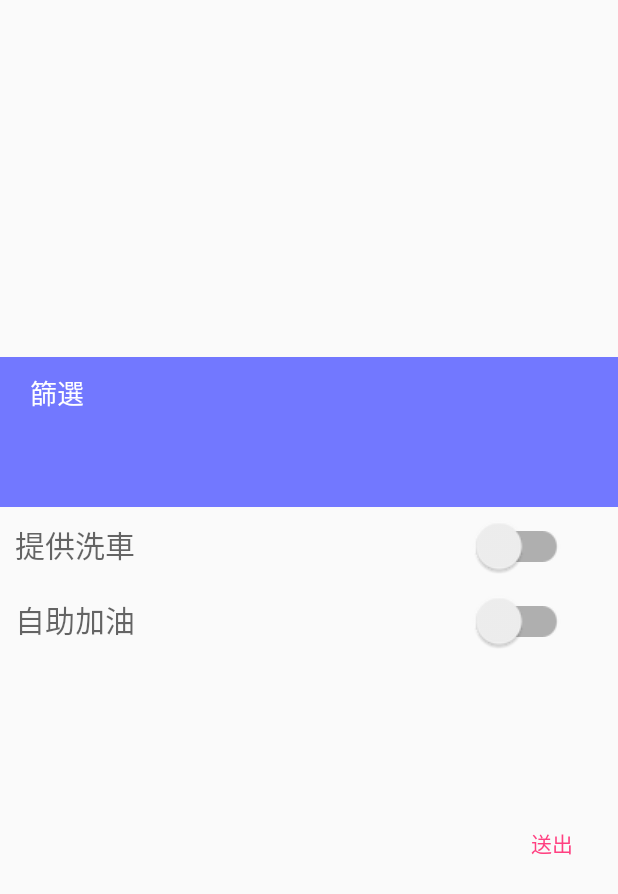
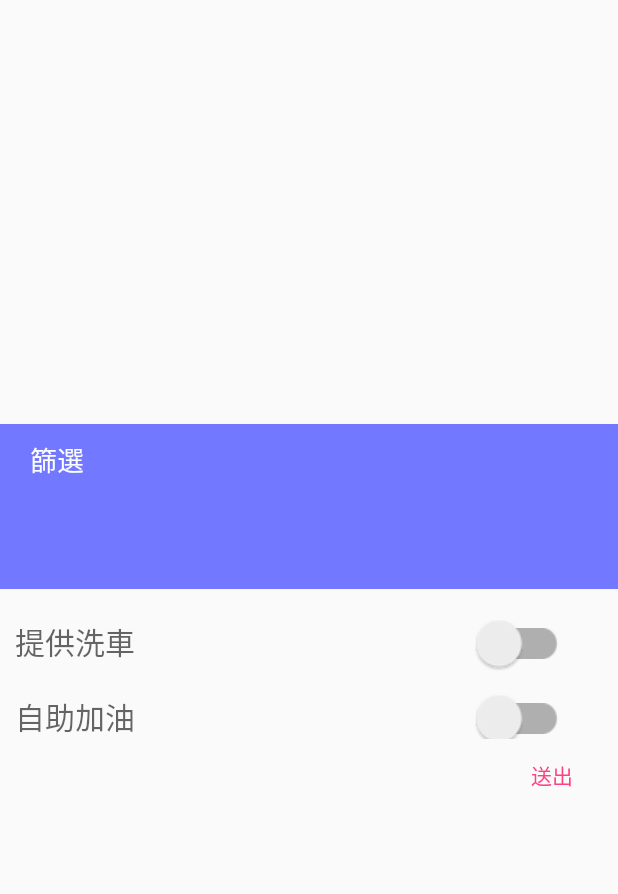
Before and after one commit to empirejames/CPC, an Android app: the layout my_dialog.xml on its own in the app's theme, with its tools: preview values and no code run, on a phone screen of 412 x 824 dp. Shown: the top 894 px of the screen. Run offline under Robolectric (Android 15) with nearby library versions, the phone set to English and light mode, and no system bars.

Commit message:
UI more beautiful

```diff
--- a/app/src/main/java/com/james/cpc/ViewPageController.java
+++ b/app/src/main/java/com/james/cpc/ViewPageController.java
@@ -105,7 +105,9 @@
         InitImageView();
         Toolbar toolbar = (Toolbar) findViewById(R.id.toolbar);
         toolbar.setTitle(R.string.app_name);
+        toolbar.setLogo(R.mipmap.icon_cpc);
         toolbar.setTitleTextColor(Color.WHITE);
+
         setSupportActionBar(toolbar);
         context = ViewPageController.this;
         manager = new LocalActivityManager(this, true);
--- a/app/src/main/res/layout/activity_main.xml
+++ b/app/src/main/res/layout/activity_main.xml
@@ -2,14 +2,14 @@
 <LinearLayout xmlns:android="http://schemas.android.com/apk/res/android"
     android:layout_width="match_parent"
     android:layout_height="match_parent"
-    android:background="#EEEEEE"
+    android:background="@drawable/bgd"
     android:orientation="vertical" >
 
     <android.support.v7.widget.Toolbar
         android:id="@+id/toolbar"
         android:layout_width="match_parent"
         android:layout_height="?attr/actionBarSize"
-        android:background="?attr/colorPrimary"
+        android:background="#00000000"
         android:minHeight="?attr/actionBarSize" />
     <ImageView
         android:id="@+id/cursor"
--- a/app/src/main/res/layout/my_dialog.xml
+++ b/app/src/main/res/layout/my_dialog.xml
@@ -33,7 +33,7 @@
     <RelativeLayout
         android:id="@+id/relative_layout"
         android:layout_width="match_parent"
-        android:layout_height="200dp"
+        android:layout_height="100dp"
         android:layout_below="@+id/relative_layoutTitle"
         android:orientation="vertical"
         android:paddingLeft="10dp"
@@ -72,7 +72,7 @@
             android:id="@+id/switchCount"
             android:layout_width="wrap_content"
             android:layout_height="wrap_content"
-            android:layout_marginTop="10dp"
+            android:layout_marginTop="20dp"
             android:text="提供洗車"
             android:textAppearance="?android:attr/textAppearanceMedium"
             android:layout_below="@+id/ratingBarSelect"
```
